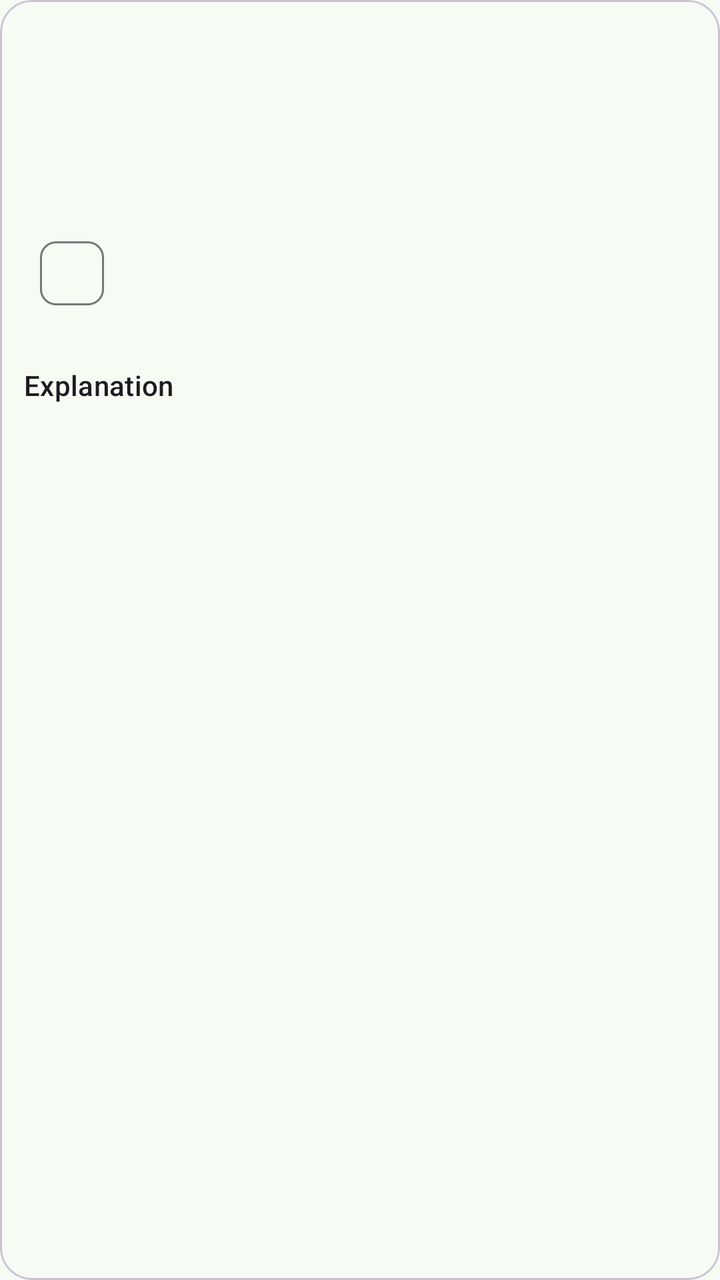
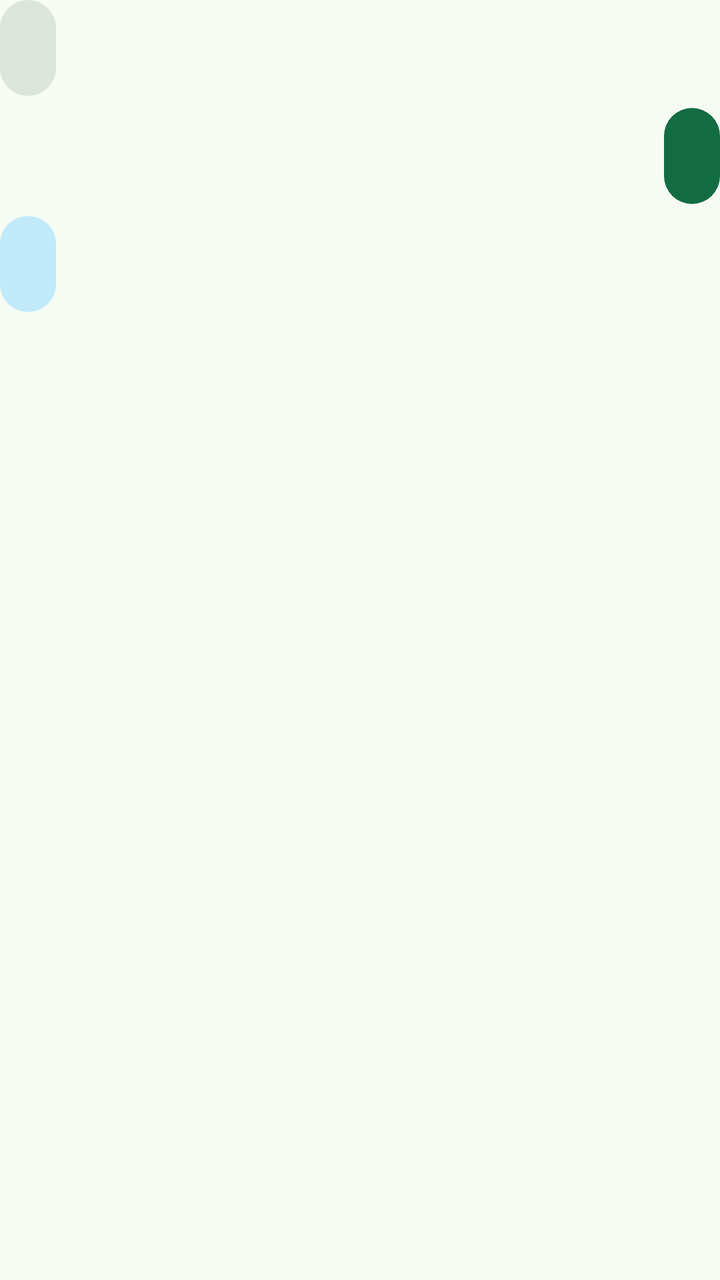

Screens rendered from an Android XML layout before and after an edit, with the pre-edit source and the edit as a unified diff.
<!-- AndroidManifest.xml: application theme Theme.VoiceSrs -->
<!-- res/layout/item_chat_turn.xml -->
<?xml version="1.0" encoding="utf-8"?>
<com.google.android.material.card.MaterialCardView xmlns:android="http://schemas.android.com/apk/res/android"
    xmlns:app="http://schemas.android.com/apk/res-auto"
    android:layout_width="match_parent"
    android:layout_height="wrap_content"
    android:layout_marginBottom="8dp"
    app:cardCornerRadius="16dp"
    app:cardElevation="0dp"
    app:strokeWidth="1dp">

    <LinearLayout
        android:layout_width="match_parent"
        android:layout_height="wrap_content"
        android:orientation="vertical"
        android:padding="12dp">

        <TextView
            android:id="@+id/chatFront"
            android:layout_width="match_parent"
            android:layout_height="wrap_content"
            android:textAppearance="?attr/textAppearanceBodyLarge" />

        <TextView
            android:id="@+id/chatBack"
            android:layout_width="match_parent"
            android:layout_height="wrap_content"
            android:layout_marginTop="4dp"
            android:ellipsize="end"
            android:minHeight="48dp"
            android:gravity="center_vertical"
            android:maxLines="2"
            android:textAppearance="?attr/textAppearanceBodyMedium"
            android:textColor="?attr/colorOnSurfaceVariant" />

        <TextView
            android:id="@+id/chatYouSaid"
            android:layout_width="match_parent"
            android:layout_height="wrap_content"
            android:layout_marginTop="4dp"
            android:textAppearance="?attr/textAppearanceBodyMedium" />

        <com.google.android.material.chip.Chip
            android:id="@+id/chatRating"
            android:layout_width="wrap_content"
            android:layout_height="wrap_content"
            android:layout_marginTop="4dp"
            android:clickable="false"
            android:focusable="false"
            android:textAppearance="?attr/textAppearanceLabelLarge" />

        <LinearLayout
            android:id="@+id/explSection"
            android:layout_width="match_parent"
            android:layout_height="wrap_content"
            android:layout_marginTop="8dp"
            android:orientation="vertical">

            <LinearLayout
                android:layout_width="match_parent"
                android:layout_height="wrap_content"
                android:gravity="center_vertical"
                android:minHeight="48dp"
                android:orientation="horizontal">

                <TextView
                    android:id="@+id/explTitle"
                    android:layout_width="0dp"
                    android:layout_height="wrap_content"
                    android:layout_weight="1"
                    android:text="@string/expl_title"
                    android:textAppearance="?attr/textAppearanceTitleSmall" />

                <TextView
                    android:id="@+id/explBadge"
                    android:layout_width="wrap_content"
                    android:layout_height="wrap_content"
                    android:background="?attr/colorSecondaryContainer"
                    android:contentDescription="@string/expl_badge_cd"
                    android:gravity="center"
                    android:minHeight="48dp"
                    android:paddingStart="10dp"
                    android:paddingEnd="10dp"
                    android:text="@string/expl_badge"
                    android:textAppearance="?attr/textAppearanceLabelLarge"
                    android:visibility="gone" />
            </LinearLayout>

            <TextView
                android:id="@+id/explStatus"
                android:layout_width="match_parent"
                android:layout_height="wrap_content"
                android:textAppearance="?attr/textAppearanceBodyMedium"
                android:textColor="?attr/colorOnSurfaceVariant" />

            <TextView
                android:id="@+id/explBody"
                android:layout_width="match_parent"
                android:layout_height="wrap_content"
                android:ellipsize="end"
                android:maxLines="3"
                android:textAppearance="?attr/textAppearanceBodyMedium"
                android:visibility="gone" />

            <TextView
                android:id="@+id/explMore"
                android:layout_width="match_parent"
                android:layout_height="wrap_content"
                android:gravity="center_vertical"
                android:minHeight="48dp"
                android:text="@string/expl_show_more"
                android:textAppearance="?attr/textAppearanceLabelLarge"
                android:textColor="?attr/colorPrimary"
                android:visibility="gone" />

            <Button
                android:id="@+id/explRetry"
                style="@style/Widget.Material3.Button.TextButton"
                android:layout_width="wrap_content"
                android:layout_height="wrap_content"
                android:minHeight="48dp"
                android:text="@string/expl_retry"
                android:visibility="gone" />
        </LinearLayout>
    </LinearLayout>
</com.google.android.material.card.MaterialCardView>
<!-- resources referenced by this layout -->
<resources>
  <string name="expl_badge">● New</string>
  <string name="expl_badge_cd">Explanation ready, unread</string>
  <string name="expl_retry">Retry</string>
  <string name="expl_show_more">Show more</string>
  <string name="expl_title">Explanation</string>
  <style name="Theme.VoiceSrs" parent="Theme.Material3.DayNight.NoActionBar">
          <item name="colorPrimary">@color/md_theme_primary</item>
          <item name="colorOnPrimary">@color/md_theme_onPrimary</item>
          <item name="colorPrimaryContainer">@color/md_theme_primaryContainer</item>
          <item name="colorOnPrimaryContainer">@color/md_theme_onPrimaryContainer</item>
          <item name="colorSecondary">@color/md_theme_secondary</item>
          <item name="colorOnSecondary">@color/md_theme_onSecondary</item>
          <item name="colorSecondaryContainer">@color/md_theme_secondaryContainer</item>
          <item name="colorOnSecondaryContainer">@color/md_theme_onSecondaryContainer</item>
          <item name="colorTertiary">@color/md_theme_tertiary</item>
          <item name="colorOnTertiary">@color/md_theme_onTertiary</item>
          <item name="colorTertiaryContainer">@color/md_theme_tertiaryContainer</item>
          <item name="colorOnTertiaryContainer">@color/md_theme_onTertiaryContainer</item>
          <item name="android:colorBackground">@color/md_theme_background</item>
          <item name="colorSurface">@color/md_theme_surface</item>
          <item name="colorOnSurface">@color/md_theme_onSurface</item>
          <item name="colorSurfaceVariant">@color/md_theme_surfaceVariant</item>
          <item name="colorOnSurfaceVariant">@color/md_theme_onSurfaceVariant</item>
          <item name="colorOutline">@color/md_theme_outline</item>
          <item name="colorError">@color/md_theme_error</item>
          <item name="colorOnError">@color/md_theme_onError</item>
          <item name="android:statusBarColor">@android:color/transparent</item>
          <item name="android:navigationBarColor">@android:color/transparent</item>
          <item name="android:forceDarkAllowed">false</item>
      </style>
  <color name="md_theme_primary">#146C43</color>
  <color name="md_theme_onPrimary">#FFFFFF</color>
  <color name="md_theme_primaryContainer">#A4F4C4</color>
  <color name="md_theme_onPrimaryContainer">#002110</color>
  <color name="md_theme_secondary">#4D6356</color>
  <color name="md_theme_onSecondary">#FFFFFF</color>
  <color name="md_theme_secondaryContainer">#D0E8D8</color>
  <color name="md_theme_onSecondaryContainer">#0B1F15</color>
  <color name="md_theme_tertiary">#3C6472</color>
  <color name="md_theme_onTertiary">#FFFFFF</color>
  <color name="md_theme_tertiaryContainer">#C0E9FA</color>
  <color name="md_theme_onTertiaryContainer">#001F28</color>
  <color name="md_theme_background">#F6FBF4</color>
  <color name="md_theme_surface">#F6FBF4</color>
  <color name="md_theme_onSurface">#171D19</color>
  <color name="md_theme_surfaceVariant">#DCE5DC</color>
  <color name="md_theme_onSurfaceVariant">#404943</color>
  <color name="md_theme_outline">#707973</color>
  <color name="md_theme_error">#BA1A1A</color>
  <color name="md_theme_onError">#FFFFFF</color>
</resources>

<!-- the commit's change to res/layout/item_chat_turn.xml (unified diff, before → after) -->
@@ -1,115 +1,92 @@
 <?xml version="1.0" encoding="utf-8"?>
-<com.google.android.material.card.MaterialCardView xmlns:android="http://schemas.android.com/apk/res/android"
-    xmlns:app="http://schemas.android.com/apk/res-auto"
+<LinearLayout xmlns:android="http://schemas.android.com/apk/res/android"
     android:layout_width="match_parent"
     android:layout_height="wrap_content"
-    android:layout_marginBottom="8dp"
-    app:cardCornerRadius="16dp"
-    app:cardElevation="0dp"
-    app:strokeWidth="1dp">
+    android:orientation="vertical"
+    android:paddingBottom="12dp">
 
+    
+    <TextView
+        android:id="@+id/cardBubble"
+        android:layout_width="wrap_content"
+        android:layout_height="wrap_content"
+        android:layout_gravity="start"
+        android:layout_marginEnd="56dp"
+        android:background="@drawable/bg_bubble_card"
+        android:ellipsize="end"
+        android:maxLines="1"
+        android:minHeight="48dp"
+        android:paddingStart="14dp"
+        android:paddingTop="10dp"
+        android:paddingEnd="14dp"
+        android:paddingBottom="10dp"
+        android:textAppearance="?attr/textAppearanceBodyLarge"
+        android:textColor="?attr/colorOnSurfaceVariant" />
+
+    
+    <TextView
+        android:id="@+id/userBubble"
+        android:layout_width="wrap_content"
+        android:layout_height="wrap_content"
+        android:layout_gravity="end"
+        android:layout_marginStart="56dp"
+        android:layout_marginTop="6dp"
+        android:background="@drawable/bg_bubble_user"
+        android:minHeight="48dp"
+        android:paddingStart="14dp"
+        android:paddingTop="10dp"
+        android:paddingEnd="14dp"
+        android:paddingBottom="10dp"
+        android:textAppearance="?attr/textAppearanceBodyLarge"
+        android:textColor="?attr/colorOnPrimary" />
+
+    
     <LinearLayout
-        android:layout_width="match_parent"
+        android:id="@+id/aiBubble"
+        android:layout_width="wrap_content"
         android:layout_height="wrap_content"
+        android:layout_gravity="start"
+        android:layout_marginTop="6dp"
+        android:layout_marginEnd="56dp"
+        android:background="@drawable/bg_bubble_ai"
+        android:minHeight="48dp"
         android:orientation="vertical"
-        android:padding="12dp">
-
-        <TextView
-            android:id="@+id/chatFront"
-            android:layout_width="match_parent"
-            android:layout_height="wrap_content"
-            android:textAppearance="?attr/textAppearanceBodyLarge" />
-
-        <TextView
-            android:id="@+id/chatBack"
-            android:layout_width="match_parent"
-            android:layout_height="wrap_content"
-            android:layout_marginTop="4dp"
-            android:ellipsize="end"
-            android:minHeight="48dp"
-            android:gravity="center_vertical"
-            android:maxLines="2"
-            android:textAppearance="?attr/textAppearanceBodyMedium"
-            android:textColor="?attr/colorOnSurfaceVariant" />
-
-        <TextView
-            android:id="@+id/chatYouSaid"
-            android:layout_width="match_parent"
-            android:layout_height="wrap_content"
-            android:layout_marginTop="4dp"
-            android:textAppearance="?attr/textAppearanceBodyMedium" />
-
-        <com.google.android.material.chip.Chip
-            android:id="@+id/chatRating"
-            android:layout_width="wrap_content"
-            android:layout_height="wrap_content"
-            android:layout_marginTop="4dp"
-            android:clickable="false"
-            android:focusable="false"
-            android:textAppearance="?attr/textAppearanceLabelLarge" />
+        android:paddingStart="14dp"
+        android:paddingTop="10dp"
+        android:paddingEnd="14dp"
+        android:paddingBottom="10dp">
 
         <LinearLayout
             android:id="@+id/explSection"
-            android:layout_width="match_parent"
+            android:layout_width="wrap_content"
             android:layout_height="wrap_content"
-            android:layout_marginTop="8dp"
             android:orientation="vertical">
 
-            <LinearLayout
-                android:layout_width="match_parent"
+            <TextView
+                android:id="@+id/explBadge"
+                android:layout_width="wrap_content"
                 android:layout_height="wrap_content"
+                android:contentDescription="@string/expl_badge_cd"
+                android:minHeight="48dp"
                 android:gravity="center_vertical"
-                android:minHeight="48dp"
-                android:orientation="horizontal">
-
-                <TextView
-                    android:id="@+id/explTitle"
-                    android:layout_width="0dp"
-                    android:layout_height="wrap_content"
-                    android:layout_weight="1"
-                    android:text="@string/expl_title"
-                    android:textAppearance="?attr/textAppearanceTitleSmall" />
-
-                <TextView
-                    android:id="@+id/explBadge"
-                    android:layout_width="wrap_content"
-                    android:layout_height="wrap_content"
-                    android:background="?attr/colorSecondaryContainer"
-                    android:contentDescription="@string/expl_badge_cd"
-                    android:gravity="center"
-                    android:minHeight="48dp"
-                    android:paddingStart="10dp"
-                    android:paddingEnd="10dp"
-                    android:text="@string/expl_badge"
-                    android:textAppearance="?attr/textAppearanceLabelLarge"
-                    android:visibility="gone" />
-            </LinearLayout>
+                android:text="@string/expl_badge"
+                android:textAppearance="?attr/textAppearanceLabelLarge"
+                android:textColor="?attr/colorOnTertiaryContainer"
+                android:visibility="gone" />
 
             <TextView
                 android:id="@+id/explStatus"
-                android:layout_width="match_parent"
+                android:layout_width="wrap_content"
                 android:layout_height="wrap_content"
                 android:textAppearance="?attr/textAppearanceBodyMedium"
-                android:textColor="?attr/colorOnSurfaceVariant" />
+                android:textColor="?attr/colorOnTertiaryContainer" />
 
             <TextView
                 android:id="@+id/explBody"
-                android:layout_width="match_parent"
+                android:layout_width="wrap_content"
                 android:layout_height="wrap_content"
-                android:ellipsize="end"
-                android:maxLines="3"
                 android:textAppearance="?attr/textAppearanceBodyMedium"
-                android:visibility="gone" />
-
-            <TextView
-                android:id="@+id/explMore"
-                android:layout_width="match_parent"
-                android:layout_height="wrap_content"
-                android:gravity="center_vertical"
-                android:minHeight="48dp"
-                android:text="@string/expl_show_more"
-                android:textAppearance="?attr/textAppearanceLabelLarge"
-                android:textColor="?attr/colorPrimary"
+                android:textColor="?attr/colorOnTertiaryContainer"
                 android:visibility="gone" />
 
             <Button
@@ -122,4 +99,4 @@
                 android:visibility="gone" />
         </LinearLayout>
     </LinearLayout>
-</com.google.android.material.card.MaterialCardView>
+</LinearLayout>
<!-- resource entries referenced after the edit -->
@@ -1,10 +1,29 @@
 <!-- resources referenced by this layout -->
 <resources>
+  <!-- drawable bg_bubble_ai (drawable) -->
+  <?xml version="1.0" encoding="utf-8"?>
+  <shape xmlns:android="http://schemas.android.com/apk/res/android"
+      android:shape="rectangle">
+      <solid android:color="@color/md_theme_tertiaryContainer" />
+      <corners android:radius="16dp" />
+  </shape>
+  <!-- drawable bg_bubble_card (drawable) -->
+  <?xml version="1.0" encoding="utf-8"?>
+  <shape xmlns:android="http://schemas.android.com/apk/res/android"
+      android:shape="rectangle">
+      <solid android:color="@color/md_theme_surfaceVariant" />
+      <corners android:radius="16dp" />
+  </shape>
+  <!-- drawable bg_bubble_user (drawable) -->
+  <?xml version="1.0" encoding="utf-8"?>
+  <shape xmlns:android="http://schemas.android.com/apk/res/android"
+      android:shape="rectangle">
+      <solid android:color="@color/md_theme_primary" />
+      <corners android:radius="16dp" />
+  </shape>
   <string name="expl_badge">● New</string>
   <string name="expl_badge_cd">Explanation ready, unread</string>
   <string name="expl_retry">Retry</string>
-  <string name="expl_show_more">Show more</string>
-  <string name="expl_title">Explanation</string>
   <style name="Theme.VoiceSrs" parent="Theme.Material3.DayNight.NoActionBar">
           <item name="colorPrimary">@color/md_theme_primary</item>
           <item name="colorOnPrimary">@color/md_theme_onPrimary</item>
